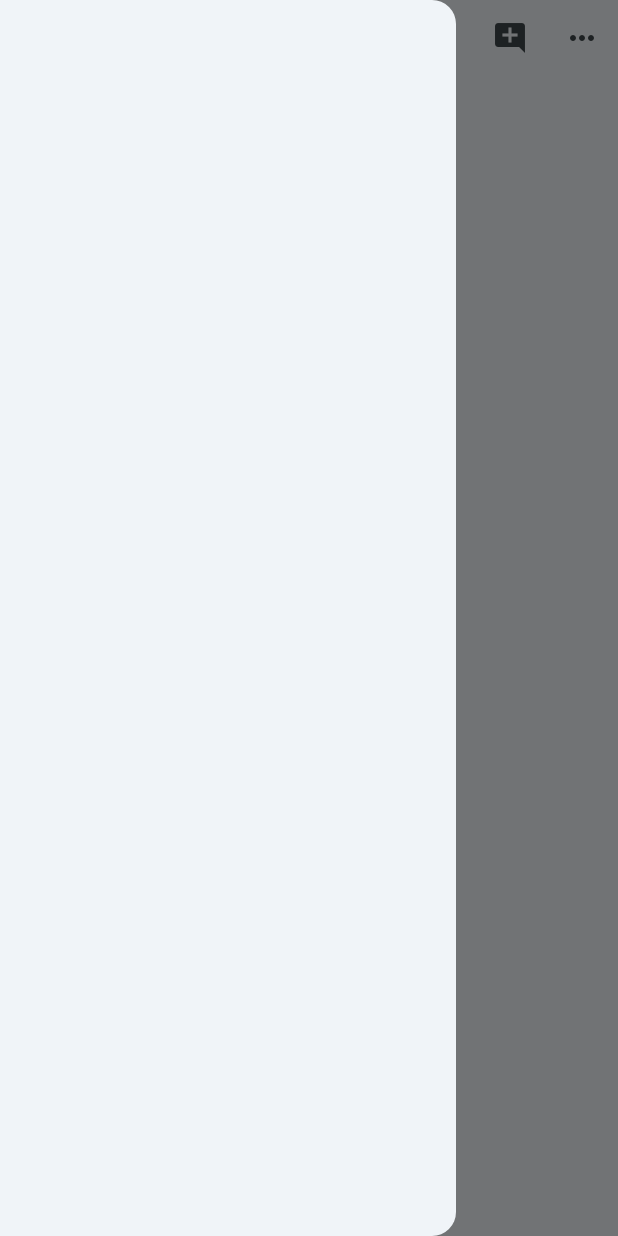
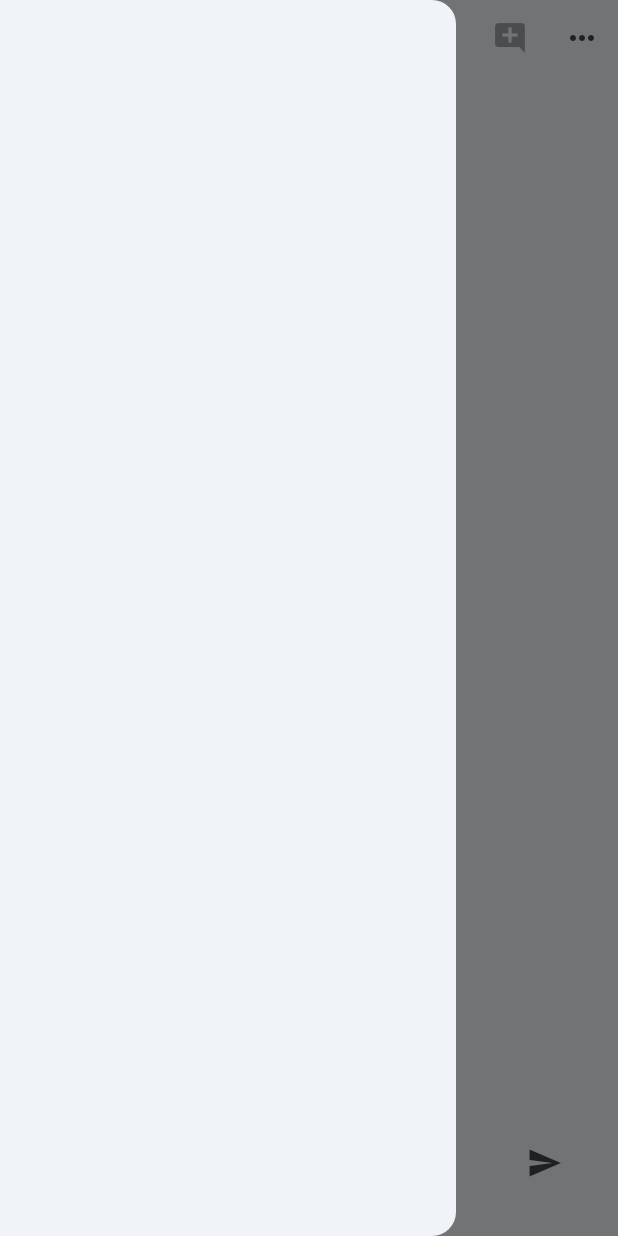
Before and after one commit to backmesh/nimbus, a Flutter app: the screen it shows once a user with an empty profile is signed in, with the side drawer open, on a phone screen of 412 x 824 dp. Run offline on Flutter 3.47's test engine with Material 3 defaults, Android fonts, the phone set to English and light mode, and no system bars; drawn by our look-alikes of firebase_ui_firestore; our stand-ins replace cloud_firestore, firebase_auth, firebase_core, firebase_storage; missing offline and left inert: dart_openai, firebase_ui_auth, firebase_ui_oauth_apple, posthog_flutter; accounts and stored records are empty; generated files the repository leaves out were written again.

Commit message:
clean up chat logic for new chat

```diff
--- a/lib/main.dart
+++ b/lib/main.dart
@@ -13,7 +13,7 @@ import 'package:cloud_firestore/cloud_firestore.dart';
 import 'package:nimbus/openai.dart';
 import 'package:nimbus/user_store.dart';
 import 'package:nimbus/firebase_options.dart';
-import 'package:nimbus/widgets/common.dart';
+import 'package:nimbus/widgets/chat.dart';
 import 'package:posthog_flutter/posthog_flutter.dart';
 
 void main() async {
@@ -109,7 +109,7 @@ class _MainState extends State<Main> with WidgetsBindingObserver {
         supportedLocales: [
           const Locale('en', 'US'),
         ],
-        home: user == null ? ContinueWithApple() : HomePage());
+        home: user == null ? ContinueWithApple() : ChatPage(new Chat()));
   }
 }
 
@@ -122,19 +122,3 @@ class ContinueWithApple extends StatelessWidget {
     );
   }
 }
-
-class HomePage extends StatefulWidget {
-  @override
-  _HomePageState createState() => _HomePageState();
-}
-
-class _HomePageState extends State<HomePage> {
-  @override
-  Widget build(BuildContext context) {
-    return Scaffold(
-      extendBodyBehindAppBar: true,
-      appBar: CommonAppBar(),
-      drawer: CommonDrawer(),
-    );
-  }
-}
--- a/lib/widgets/chat.dart
+++ b/lib/widgets/chat.dart
@@ -7,8 +7,8 @@ import 'package:nimbus/widgets/common.dart';
 import '../user_store.dart';
 
 class ChatPage extends StatefulWidget {
-  final Chat chat;
-  const ChatPage(this.chat);
+  final Chat? chat; // Make chat optional
+  const ChatPage([this.chat]); // Allow chat
 
   @override
   _ChatPageState createState() => _ChatPageState();
@@ -17,12 +17,23 @@ class ChatPage extends StatefulWidget {
 class _ChatPageState extends State<ChatPage> {
   String input = "";
   List<Message> allMessages = [];
+  late Chat chat;
+
+  @override
+  void initState() {
+    super.initState();
+    if (widget.chat == null) {
+      chat = Chat();
+    } else {
+      chat = widget.chat!;
+    }
+  }
 
   @override
   Widget build(BuildContext context) {
     return Scaffold(
       extendBodyBehindAppBar: true,
-      appBar: CommonAppBar(),
+      appBar: CommonAppBar(emptyChat: allMessages.isEmpty),
       drawer: CommonDrawer(),
       body: Container(
         padding: EdgeInsets.only(
@@ -34,8 +45,10 @@ class _ChatPageState extends State<ChatPage> {
         child: Column(
           children: [
             Expanded(
-                child: FirestoreQueryBuilder<Message>(
-                    query: UserStore.instance.readChatMessages(widget.chat),
+                child: allMessages.isEmpty
+                    ? Text("")
+                    : FirestoreQueryBuilder<Message>(
+                        query: UserStore.instance.readChatMessages(chat),
                         builder: (context, snapshot, _) {
                           if (snapshot.isFetching) {
                             return Center(child: CircularProgressIndicator());
@@ -63,7 +76,8 @@ class _ChatPageState extends State<ChatPage> {
                                         ),
                                         leading: Icon(Icons.message, size: 20),
                                         title: Padding(
-                                      padding: const EdgeInsets.only(left: 8.0),
+                                          padding:
+                                              const EdgeInsets.only(left: 8.0),
                                           child: Text(message.content),
                                         )));
                               });
@@ -77,26 +91,29 @@ class _ChatPageState extends State<ChatPage> {
               decoration: InputDecoration(
                 hintText: 'Type your message...',
                 border: InputBorder.none, // Remove the underline
-                suffixIcon: input.isEmpty
-                    ? Text("")
-                    : IconButton(
+                suffixIcon: IconButton(
                   icon: Icon(Icons.send),
-                        onPressed: () async {
+                  onPressed: !input.isEmpty
+                      ? () async {
+                          if (allMessages.isEmpty) {
+                            await UserStore.instance.saveChat(chat);
+                          }
                           final userMessage = new Message(content: input);
                           allMessages.add(userMessage);
                           setState(() {
                             input = "";
                           });
                           await UserStore.instance
-                              .addMessage(widget.chat, userMessage);
+                              .addMessage(chat, userMessage);
                           final gptMessagee = await OpenAIClient.instance
                               .chatComplete(allMessages);
                           await UserStore.instance
-                              .addMessage(widget.chat, gptMessagee);
+                              .addMessage(chat, gptMessagee);
                           setState(() {
                             allMessages.clear();
                           });
-                        },
+                        }
+                      : null,
                 ),
               ),
             ),
```
Also changed, not shown: lib/widgets/common.dart (+36 -8 lines), 1 other file. Lines whose indentation alone changed are shown as unchanged.
